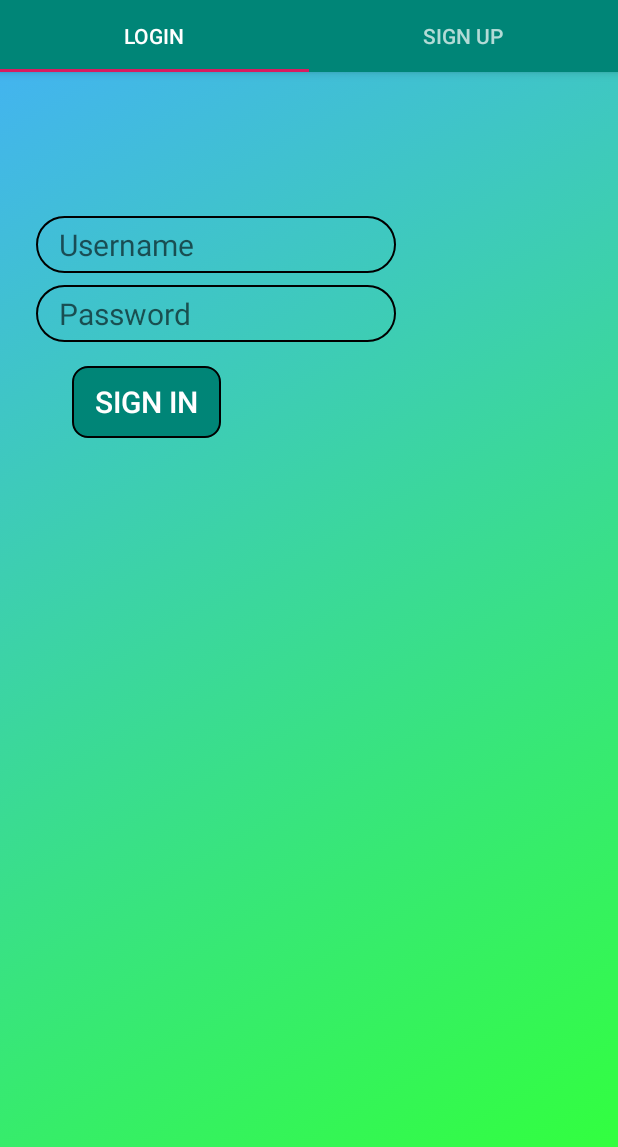
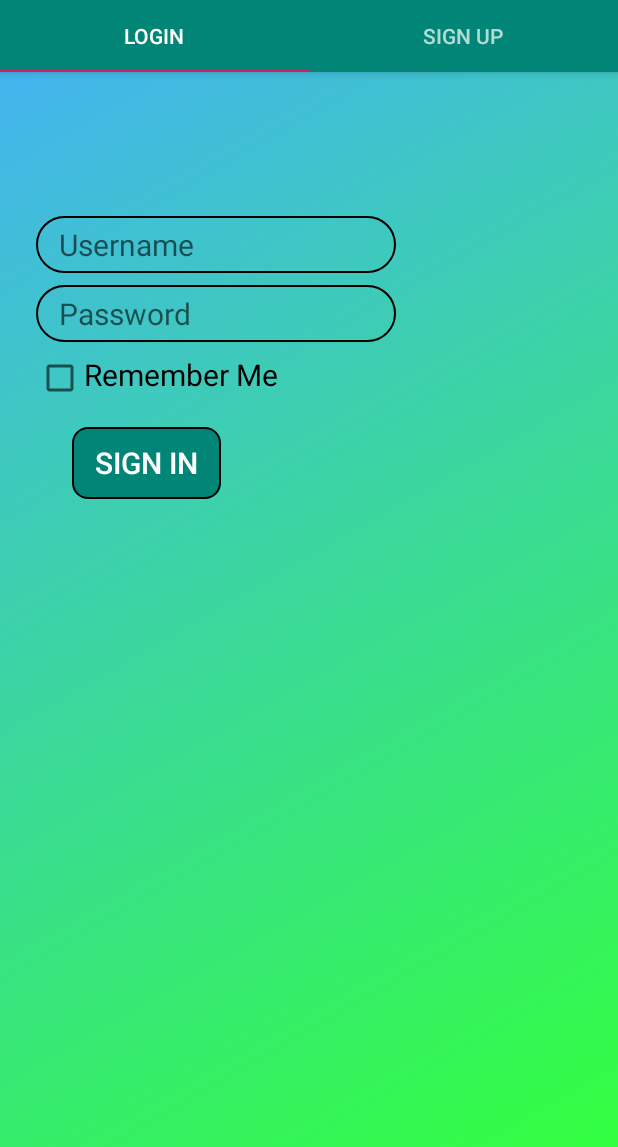
Before and after one commit to seema-tree/ComicsPRIME-Android-, an Android app: the screen it shows after launch (MainActivity), on a phone screen of 412 x 824 dp, the part 89-1236 px from its top. Run offline under Robolectric (Android 15) with nearby library versions, the phone set to English and light mode, and no system bars; our stand-ins replace Firebase (no records; nobody signed in at launch, a user with empty details on screens opened directly).

Commit message:
keyboard error and remember me

```diff
--- a/ComicsPRIME/app/src/main/java/com/example/comicsprime/LoginActivity.java
+++ b/ComicsPRIME/app/src/main/java/com/example/comicsprime/LoginActivity.java
@@ -1,6 +1,7 @@
 package com.example.comicsprime;
 
 import android.content.Intent;
+import android.content.SharedPreferences;
 import android.graphics.drawable.AnimationDrawable;
 import android.os.Bundle;
 import android.text.Editable;
@@ -9,6 +10,8 @@ import android.view.LayoutInflater;
 import android.view.View;
 import android.view.ViewGroup;
 import android.widget.Button;
+import android.widget.CheckBox;
+import android.widget.CompoundButton;
 import android.widget.EditText;
 import android.widget.LinearLayout;
 import android.widget.Toast;
@@ -32,6 +35,7 @@ public class LoginActivity extends Fragment {
 
     EditText editusername, editpassword;
     Button btnLogin;
+    CheckBox rememberMe;
 
     //FIREBASE
 
@@ -56,6 +60,7 @@ public class LoginActivity extends Fragment {
 
         editusername = view.findViewById(R.id.loginusername);
         editpassword = view.findViewById(R.id.loginpassword);
+        rememberMe = view.findViewById(R.id.rememberMe);
 
         btnLogin = (Button) view.findViewById(R.id.login);
 
@@ -66,9 +71,13 @@ public class LoginActivity extends Fragment {
 
         //FIREBASE
 
-
         database = FirebaseDatabase.getInstance();
         users = database.getReference("Users");
+
+        //REMEMBER ME
+
+
+        //EDITS
 
         btnLogin.setOnClickListener(new View.OnClickListener() {
             @Override
@@ -76,6 +85,37 @@ public class LoginActivity extends Fragment {
                 signin(editusername.getText().toString(),
                         editpassword.getText().toString());
 
+            }
+        });
+
+        //REMEMBER ME SHARED PREFERENCE
+        rememberMe.setOnCheckedChangeListener(new CompoundButton.OnCheckedChangeListener() {
+            @Override
+            public void onCheckedChanged(CompoundButton buttonView, boolean isChecked) {
+                if(buttonView.isChecked()){
+                    SharedPreferences sharedPreferences = getSh //////////////////////////////////
+                    /
+                            /
+                    /
+                    /
+                    /
+                    /
+                    /
+                    /
+                    /
+                    /
+                    /
+                    /
+                    /
+                    /
+                    /
+                    /
+                    /
+                    /
+
+                }else if(!buttonView.isChecked()){
+
+                }
             }
         });
 
--- a/ComicsPRIME/app/src/main/res/layout/login_fragment.xml
+++ b/ComicsPRIME/app/src/main/res/layout/login_fragment.xml
@@ -51,6 +51,20 @@
         app:layout_constraintStart_toStartOf="parent"
         app:layout_constraintTop_toBottomOf="@+id/username" />
 
+    <CheckBox
+        android:id="@+id/rememberMe"
+
+        android:layout_width="240dp"
+        android:layout_height="wrap_content"
+        android:layout_marginStart="24dp"
+        android:layout_marginTop="8dp"
+        android:layout_marginEnd="24dp"
+        android:textSize="20sp"
+        android:paddingBottom="5dp"
+        android:paddingEnd="15dp"
+
+        android:text="Remember Me" />
+
     <Button
         android:id="@+id/login"
         android:layout_width="wrap_content"
```
Also changed, not shown: ComicsPRIME/app/src/main/AndroidManifest.xml (+4 -4 lines).
